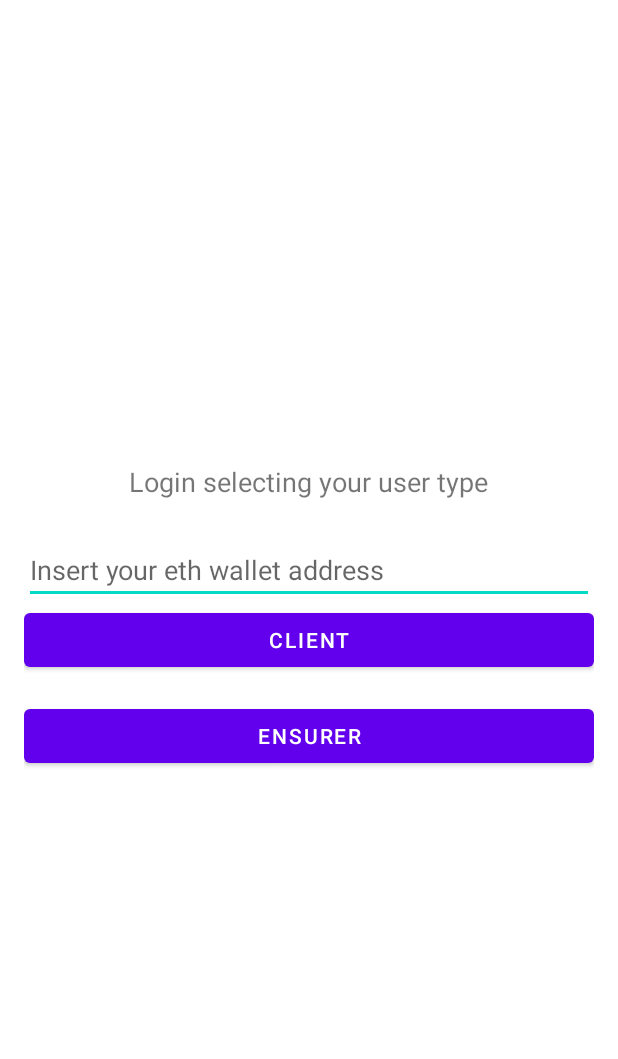
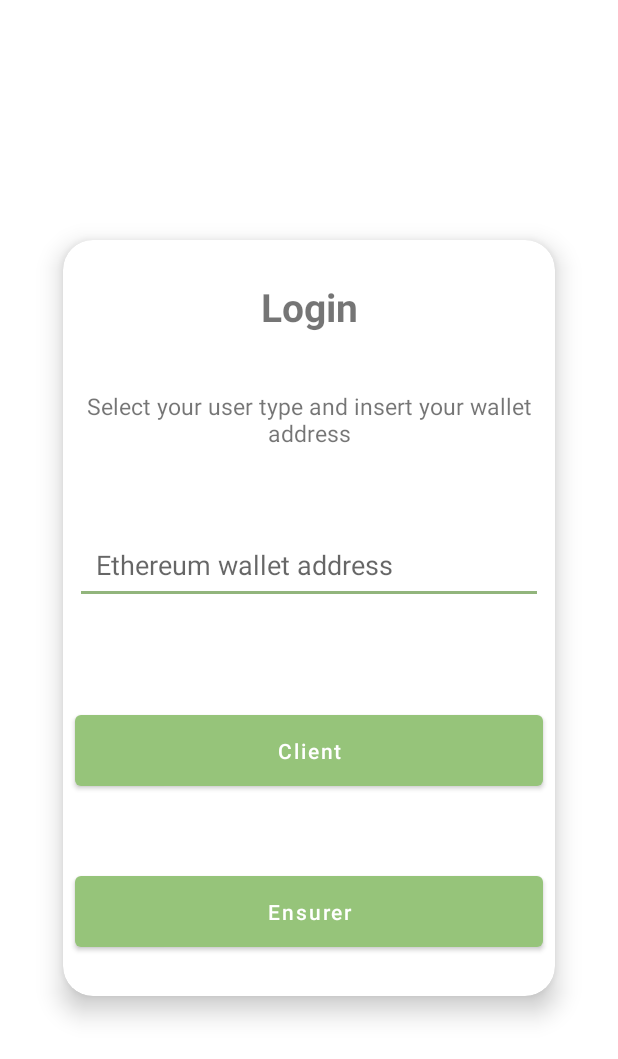
Before and after one commit to G4njalf/tirocinio, an Android app: the screen it shows after launch (LoginActivity), on a phone screen of 412 x 824 dp. Shown: the top 1059 px of the screen. Run offline under Robolectric (Android 15) with nearby library versions, the phone set to English and light mode, and no system bars; libraries missing offline, so code that uses them is left out: com.reown.android, com.reown.appkit, io.github.cdimascio.dotenv, org.web3j.abi, org.web3j.crypto and 2 more; 4 statements that could not run were skipped.

Commit message:
refactor: update UI layout and styles for login screen; add color resources and improve theme

```diff
--- a/Dapp/app/src/main/java/com/example/myapplication/data/ContractCalls.kt
+++ b/Dapp/app/src/main/java/com/example/myapplication/data/ContractCalls.kt
@@ -16,6 +16,7 @@ import kotlinx.coroutines.Dispatchers
 import kotlinx.coroutines.launch
 import kotlinx.coroutines.withContext
 import android.util.Log
+import com.example.myapplication.BuildConfig
 import org.web3j.abi.datatypes.Bool
 import org.web3j.abi.datatypes.generated.Uint256
 import org.web3j.abi.datatypes.DynamicArray
@@ -29,8 +30,7 @@ import io.github.cdimascio.dotenv.dotenv
 
 class DynamicAddressArray(addresses: List<Address>) : DynamicArray<Address>(Address::class.java, addresses)
 
-val dotenv = dotenv()
-private val infuraurl = dotenv["INFURA_URL"]
+private val infuraurl = BuildConfig.INFURA_URL
 
 private val web3 = Web3j.build(HttpService(infuraurl))
 //HARDCODE DA TOGLIERE PRIMA O POI
@@ -40,8 +40,8 @@ private val tokenOwnerAddress = "0x8C6b618aC0b1E69FA7FF02Ec2a8EB6caDC29bc86"
 private val mytokenAddress = "0xF9f3AE879C612D35a8D1CAa67e178f190a4a215f"
 private val factoryAddressOLD = "0xAc12bd15e865e156bC712aeeaC6E6092b53BA6D3" // vecchio che va
 private val factoryAddress = "0xFAD9CF31f457b0880fA6E1C612F988ab69c53317"
-private val privateKeyAssicuratore = dotenv["PRIVATE_KEY_ASSICURATORE"]
-private val privateKeyAssicurato = dotenv["PRIVATE_KEY_ASSICURATO"]
+private val privateKeyAssicuratore = BuildConfig.PRIVATE_KEY_ASSICURATORE
+private val privateKeyAssicurato = BuildConfig.PRIVATE_KEY_ASSICURATO
 
 
 class BlockChainCalls{
--- /dev/null
+++ b/Dapp/app/src/main/res/drawable/rounded_button.xml
@@ -0,0 +1,6 @@
+<?xml version="1.0" encoding="utf-8"?>
+<shape xmlns:android="http://schemas.android.com/apk/res/android" android:shape="rectangle">
+    <solid android:color="?attr/colorPrimary"/>
+    <corners android:radius="16dp"/>
+    <padding android:left="16dp" android:top="12dp" android:right="16dp" android:bottom="12dp"/>
+</shape>
--- /dev/null
+++ b/Dapp/app/src/main/res/drawable/rounded_edittext.xml
@@ -0,0 +1,7 @@
+<?xml version="1.0" encoding="utf-8"?>
+<shape xmlns:android="http://schemas.android.com/apk/res/android" android:shape="rectangle">
+    <solid android:color="#F9FAFB"/>
+    <stroke android:width="1dp" android:color="#D1D5DB"/>
+    <corners android:radius="12dp"/>
+    <padding android:left="12dp" android:top="8dp" android:right="12dp" android:bottom="8dp"/>
+</shape>
--- a/Dapp/app/src/main/res/layout/activity_login.xml
+++ b/Dapp/app/src/main/res/layout/activity_login.xml
@@ -1,35 +1,108 @@
 <?xml version="1.0" encoding="utf-8"?>
-<LinearLayout xmlns:android="http://schemas.android.com/apk/res/android"
+<androidx.constraintlayout.widget.ConstraintLayout xmlns:android="http://schemas.android.com/apk/res/android"
+    xmlns:card_view="http://schemas.android.com/apk/res-auto"
+    xmlns:app="http://schemas.android.com/apk/res-auto"
     android:layout_width="match_parent"
     android:layout_height="match_parent"
-    android:orientation="vertical"
-    android:gravity="center"
-    android:padding="16dp">
+    android:padding="24dp">
+
+    <!-- Card container -->
+    <androidx.cardview.widget.CardView
+        android:id="@+id/loginCard"
+        android:layout_width="0dp"
+        android:layout_height="0dp"
+        card_view:cardCornerRadius="20dp"
+        card_view:cardElevation="10dp"
+        android:padding="24dp"
+        app:layout_constraintTop_toTopOf="parent"
+        app:layout_constraintBottom_toBottomOf="parent"
+        app:layout_constraintStart_toStartOf="parent"
+        app:layout_constraintEnd_toEndOf="parent"
+        app:layout_constraintHeight_percent="0.65"
+        app:layout_constraintWidth_percent="0.9">
+
+        <!-- Inner ConstraintLayout -->
+        <androidx.constraintlayout.widget.ConstraintLayout
+            android:layout_width="match_parent"
+            android:layout_height="match_parent">
 
             <TextView
+                android:id="@+id/titleText"
                 android:layout_width="wrap_content"
                 android:layout_height="wrap_content"
-        android:layout_marginBottom="24dp"
-        android:text="Login selecting your user type"
-        android:textSize="18sp" />
+                android:text="Login"
+                android:textSize="26sp"
+                android:textStyle="bold"
+                app:layout_constraintEnd_toEndOf="parent"
+                app:layout_constraintStart_toStartOf="parent"
+                app:layout_constraintTop_toTopOf="parent"
+                card_view:layout_constraintBottom_toTopOf="@+id/subTitleText" />
+
+            <TextView
+                android:id="@+id/subTitleText"
+                android:layout_width="0dp"
+                android:layout_height="wrap_content"
+                android:layout_marginTop="12dp"
+                android:gravity="center"
+                android:text="Select your user type and insert your wallet address"
+                android:textSize="15sp"
+                app:layout_constraintEnd_toEndOf="parent"
+                app:layout_constraintStart_toStartOf="parent"
+                app:layout_constraintTop_toBottomOf="@id/titleText"
+                card_view:layout_constraintBottom_toTopOf="@+id/addressEditText" />
 
             <EditText
                 android:id="@+id/addressEditText"
-        android:layout_width="match_parent"
+                android:layout_width="0dp"
                 android:layout_height="wrap_content"
-        android:hint="Insert your eth wallet address"
-        android:inputType="text" />
+                android:layout_marginStart="8dp"
+                android:layout_marginTop="24dp"
+                android:layout_marginEnd="8dp"
+                android:layout_marginBottom="21dp"
+                android:hint="Ethereum wallet address"
+                android:inputType="text"
+                android:padding="14dp"
+                app:layout_constraintEnd_toEndOf="parent"
+                app:layout_constraintStart_toStartOf="parent"
+                app:layout_constraintTop_toBottomOf="@id/subTitleText"
+                card_view:layout_constraintBottom_toTopOf="@+id/btn_cliente" />
 
             <Button
                 android:id="@+id/btn_cliente"
-        android:layout_width="match_parent"
+                android:layout_width="0dp"
                 android:layout_height="wrap_content"
-        android:text="Client" />
+                android:layout_marginStart="8dp"
+                android:layout_marginTop="20dp"
+                android:layout_marginEnd="8dp"
+                android:layout_marginBottom="8dp"
+                android:fontFamily="sans-serif-medium"
+                android:padding="14dp"
+                android:text="Client"
+                android:textAllCaps="false"
+                app:layout_constraintEnd_toEndOf="parent"
+                app:layout_constraintStart_toStartOf="parent"
+                app:layout_constraintTop_toBottomOf="@id/addressEditText"
+                card_view:layout_constraintBottom_toTopOf="@+id/btn_assicuratore"
+                card_view:layout_constraintHorizontal_bias="0.0" />
 
             <Button
                 android:id="@+id/btn_assicuratore"
-        android:layout_width="match_parent"
+                android:layout_width="0dp"
                 android:layout_height="wrap_content"
-        android:layout_marginTop="16dp"
-        android:text="Ensurer" />
-</LinearLayout>
+                android:layout_marginStart="8dp"
+                android:layout_marginTop="14dp"
+                android:layout_marginEnd="8dp"
+                android:fontFamily="sans-serif-medium"
+                android:padding="14dp"
+                android:text="Ensurer"
+                android:textAllCaps="false"
+                app:layout_constraintBottom_toBottomOf="parent"
+                app:layout_constraintEnd_toEndOf="parent"
+                app:layout_constraintStart_toStartOf="parent"
+                app:layout_constraintTop_toBottomOf="@id/btn_cliente" />
+
+        </androidx.constraintlayout.widget.ConstraintLayout>
+
+    </androidx.cardview.widget.CardView>
+
+</androidx.constraintlayout.widget.ConstraintLayout>
--- a/Dapp/app/src/main/res/layout/item_contract.xml
+++ b/Dapp/app/src/main/res/layout/item_contract.xml
@@ -14,7 +14,6 @@
         android:layout_width="0dp"
         android:layout_height="wrap_content"
         android:text="Titolo Contratto"
-        android:textColor="@color/purple_200"
         android:textSize="18sp"
         android:textStyle="bold"
         app:layout_constraintEnd_toEndOf="parent"
--- /dev/null
+++ b/Dapp/app/src/main/res/values-night/colors.xml
@@ -0,0 +1,30 @@
+<?xml version="1.0" encoding="utf-8"?>
+<resources>
+    <!-- Base -->
+    <color name="clr_dark_a0">#000000</color>
+    <color name="clr_light_a0">#FFFFFF</color>
+
+    <!-- Primary -->
+    <color name="clr_primary_a0">#96c47a</color>
+    <color name="clr_primary_a10">#a2cb88</color>
+    <color name="clr_primary_a20">#aed197</color>
+    <color name="clr_primary_a30">#b9d8a5</color>
+    <color name="clr_primary_a40">#c5deb4</color>
+    <color name="clr_primary_a50">#d1e5c3</color>
+
+    <!-- Surface -->
+    <color name="clr_surface_a0">#121212</color>
+    <color name="clr_surface_a10">#282828</color>
+    <color name="clr_surface_a20">#3F3F3F</color>
+    <color name="clr_surface_a30">#575757</color>
+    <color name="clr_surface_a40">#717171</color>
+    <color name="clr_surface_a50">#8B8B8B</color>
+
+    <!-- Surface tonal -->
+    <color name="clr_surface_tonal_a0">#1E211C</color>
+    <color name="clr_surface_tonal_a10">#333631</color>
+    <color name="clr_surface_tonal_a20">#494C47</color>
+    <color name="clr_surface_tonal_a30">#60635F</color>
+    <color name="clr_surface_tonal_a40">#797B77</color>
+    <color name="clr_surface_tonal_a50">#929491</color>
+</resources>
--- a/Dapp/app/src/main/res/values-night/themes.xml
+++ b/Dapp/app/src/main/res/values-night/themes.xml
@@ -1,16 +1,23 @@
 <resources xmlns:tools="http://schemas.android.com/tools">
-    <!-- Base application theme. -->
-    <style name="Theme.MyApplication" parent="Theme.MaterialComponents.DayNight.DarkActionBar">
-        <!-- Primary brand color. -->
-        <item name="colorPrimary">@color/purple_200</item>
-        <item name="colorPrimaryVariant">@color/purple_700</item>
-        <item name="colorOnPrimary">@color/black</item>
-        <!-- Secondary brand color. -->
-        <item name="colorSecondary">@color/teal_200</item>
-        <item name="colorSecondaryVariant">@color/teal_200</item>
-        <item name="colorOnSecondary">@color/black</item>
-        <!-- Status bar color. -->
-        <item name="android:statusBarColor">?attr/colorPrimaryVariant</item>
-        <!-- Customize your theme here. -->
+
+    <style name="Theme.MyApplication" parent="Theme.MaterialComponents.DayNight.NoActionBar">
+        <!-- Colori principali -->
+        <item name="colorPrimary">@color/clr_primary_a0</item>
+        <item name="colorPrimaryVariant">@color/clr_primary_a20</item>
+        <item name="colorOnPrimary">@color/clr_dark_a0</item>
+
+        <item name="colorSecondary">@color/clr_primary_a30</item>
+        <item name="colorOnSecondary">@color/clr_light_a0</item>
+
+        <!-- Background e superfici -->
+        <item name="android:colorBackground">@color/clr_surface_a0</item>
+        <item name="colorSurface">@color/clr_surface_a10</item>
+        <item name="colorOnSurface">@color/clr_light_a0</item>
+
+        <!-- Error -->
+        <item name="colorError">#CF6679</item>
+        <item name="colorOnError">@color/clr_dark_a0</item>
     </style>
+
+
 </resources>
--- a/Dapp/app/src/main/res/values/colors.xml
+++ b/Dapp/app/src/main/res/values/colors.xml
@@ -1,10 +1,30 @@
 <?xml version="1.0" encoding="utf-8"?>
 <resources>
-    <color name="purple_200">#FFBB86FC</color>
-    <color name="purple_500">#FF6200EE</color>
-    <color name="purple_700">#FF3700B3</color>
-    <color name="teal_200">#FF03DAC5</color>
-    <color name="teal_700">#FF018786</color>
-    <color name="black">#FF000000</color>
-    <color name="white">#FFFFFFFF</color>
+    <!-- Base -->
+    <color name="clr_dark_a0">#000000</color>
+    <color name="clr_light_a0">#FFFFFF</color>
+
+    <!-- Primary -->
+    <color name="clr_primary_a0">#96c47a</color>
+    <color name="clr_primary_a10">#94bc7b</color>
+    <color name="clr_primary_a20">#92b57c</color>
+    <color name="clr_primary_a30">#90ad7d</color>
+    <color name="clr_primary_a40">#8da57e</color>
+    <color name="clr_primary_a50">#8b9e7e</color>
+
+    <!-- Surface -->
+    <color name="clr_surface_a0">#FFFFFF</color>
+    <color name="clr_surface_a10">#F0F0F0</color>
+    <color name="clr_surface_a20">#E1E1E1</color>
+    <color name="clr_surface_a30">#D3D3D3</color>
+    <color name="clr_surface_a40">#C5C5C5</color>
+    <color name="clr_surface_a50">#B6B6B6</color>
+
+    <!-- Surface tonal -->
+    <color name="clr_surface_tonal_a0">#F5F9F1</color>
+    <color name="clr_surface_tonal_a10">#E7EBE4</color>
+    <color name="clr_surface_tonal_a20">#DADDD7</color>
+    <color name="clr_surface_tonal_a30">#CCCFCA</color>
+    <color name="clr_surface_tonal_a40">#BFC1BD</color>
+    <color name="clr_surface_tonal_a50">#B2B4B1</color>
 </resources>
--- a/Dapp/app/src/main/res/values/themes.xml
+++ b/Dapp/app/src/main/res/values/themes.xml
@@ -1,17 +1,22 @@
 <resources xmlns:tools="http://schemas.android.com/tools">
-    <!-- Base application theme. -->
-    <style name="Theme.MyApplication" parent="Theme.MaterialComponents.DayNight.DarkActionBar">
-        <!-- Primary brand color. -->
-        <item name="colorPrimary">@color/purple_500</item>
-        <item name="colorPrimaryVariant">@color/purple_700</item>
-        <item name="colorOnPrimary">@color/white</item>
-        <!-- Secondary brand color. -->
-        <item name="colorSecondary">@color/teal_200</item>
-        <item name="colorSecondaryVariant">@color/teal_700</item>
-        <item name="colorOnSecondary">@color/black</item>
-        <!-- Status bar color. -->
-        <item name="android:statusBarColor">?attr/colorPrimaryVariant</item>
-        <!-- Customize your theme here. -->
+
+    <style name="Theme.MyApplication" parent="Theme.MaterialComponents.DayNight.NoActionBar">
+        <!-- Colori principali -->
+        <item name="colorPrimary">@color/clr_primary_a0</item>
+        <item name="colorPrimaryVariant">@color/clr_primary_a30</item>
+        <item name="colorOnPrimary">@color/clr_light_a0</item>
+
+        <item name="colorSecondary">@color/clr_primary_a20</item>
+        <item name="colorOnSecondary">@color/clr_dark_a0</item>
+
+        <!-- Background e superfici -->
+        <item name="android:colorBackground">@color/clr_surface_a0</item>
+        <item name="colorSurface">@color/clr_surface_a0</item>
+        <item name="colorOnSurface">@color/clr_dark_a0</item>
+
+        <!-- Error (puoi personalizzarlo se vuoi) -->
+        <item name="colorError">#CF6679</item>
+        <item name="colorOnError">@color/clr_light_a0</item>
     </style>
 
     <style name="Theme.MyApplication.NoActionBar">
@@ -22,4 +27,5 @@
     <style name="Theme.MyApplication.AppBarOverlay" parent="ThemeOverlay.AppCompat.Dark.ActionBar" />
 
     <style name="Theme.MyApplication.PopupOverlay" parent="ThemeOverlay.AppCompat.Light" />
+
 </resources>
```
Also changed, not shown: Dapp/app/build.gradle.kts (+21 -0 lines). Lines whose indentation alone changed are shown as unchanged.
